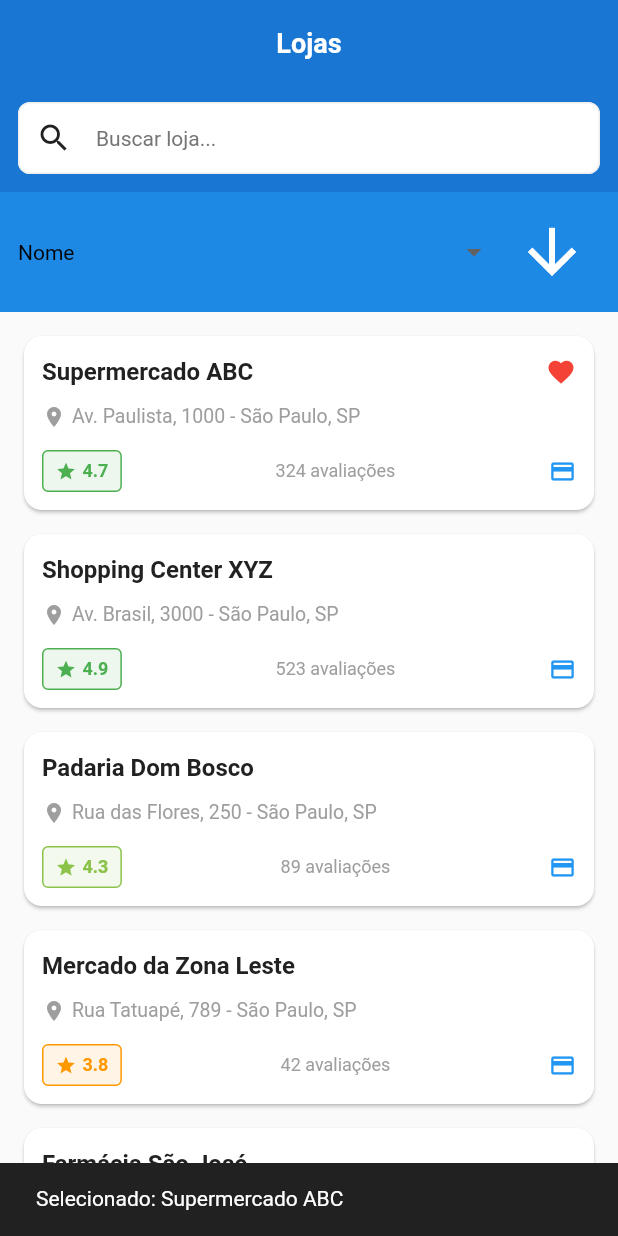
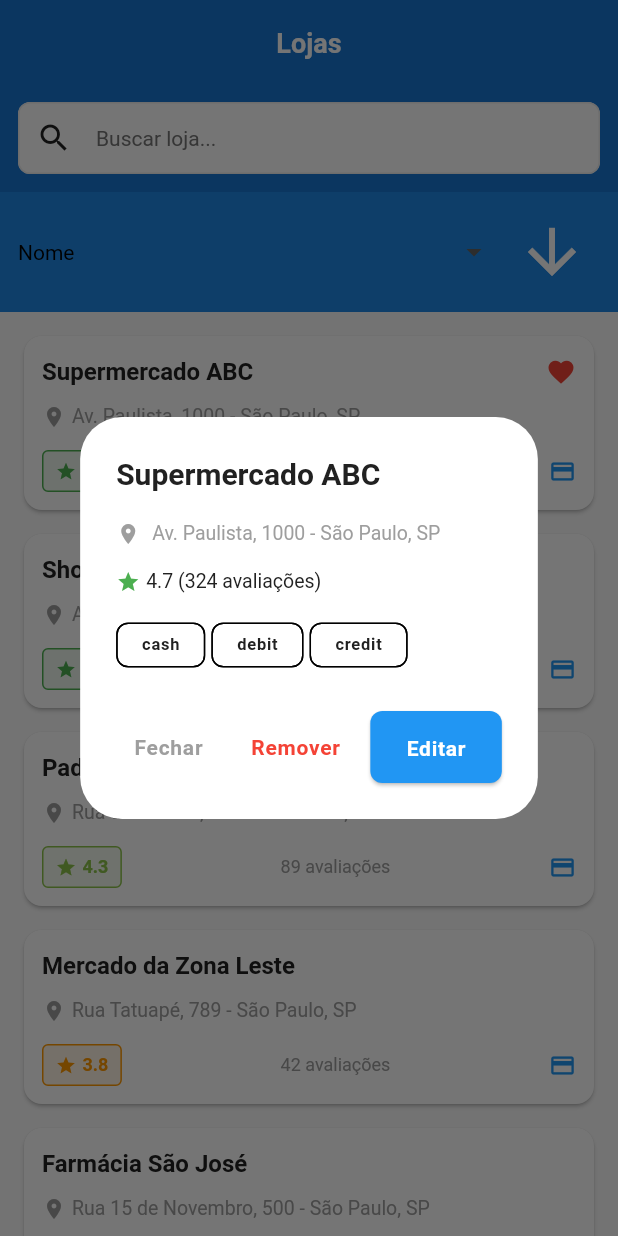
Before and after one commit to gustavofinklerhaas/projeto, a Flutter app: the StoresPage screen opened directly, after a tap on the "arrow upward" icon, after a tap on "Supermercado ABC", on a phone screen of 412 x 824 dp. Run offline on Flutter 3.47's test engine with Material 3 defaults, Android fonts, the phone set to English and light mode, and no system bars; our stand-ins replace get_it, shared_preferences; missing offline and left inert: flutter_application_1; accounts and stored records are empty; statements that could not run were skipped.

Commit message:
feat(Prompt9): implementar diálogo de ações para seleção de lojas
- Criado store_actions_dialog.dart com 3 botões: EDITAR, REMOVER, FECHAR
  - Diálogo não-dismissable (barrierDismissible: false)
  - Exibe informações detalhadas da loja (nome, endereço, rating, pagamentos)
  - Método estático .show() para facilitar uso
  - Cores: Fechar (cinza), Remover (vermelho), Editar (azul)

- Criado store_remove_confirmation_dialog.dart
  - Diálogo de confirmação com aviso visual
  - Botões: Cancelar (cinza), Remover (vermelho)
  - Não-dismissable
  - Mensagem clara sobre irreversibilidade

- Atualizado stores_page.dart
  - Método _showStoreActionsDialog(Store) para abrir diálogo
  - Handler _handleEditStore(Store) - delegado para Prompt 10
  - Handler _handleRemoveStore(Store) - abre confirmação
  - Método _confirmRemoveStore(Store) - remove da lista local
  - Integrado ao ListView via StoreListItem.onTap
  - SnackBar feedback para cada ação
  - TODO: Persistência em DAO (Prompt 10+)

Conformidade:
- Diálogos não-dismissable conforme requisito
- Textos em português
- Cores semânticas (vermelho=perigo, azul=ação primária)
- Separação clara de responsabilidades
- Handlers preparados para próximos prompts

```diff
--- /dev/null
+++ b/lib/src/features/store/presentation/dialogs/store_actions_dialog.dart
@@ -0,0 +1,147 @@
+import 'package:flutter/material.dart';
+import 'package:shopping_list/src/core/domain/entities/store.dart';
+
+/// Diálogo de ações para um item de loja selecionado
+///
+/// Apresenta três opções: EDITAR, REMOVER, FECHAR
+/// Não é dismissável ao tocar fora (barrierDismissible: false)
+class StoreActionsDialog extends StatelessWidget {
+  final Store store;
+  final VoidCallback onEdit;
+  final VoidCallback onRemove;
+
+  const StoreActionsDialog({
+    Key? key,
+    required this.store,
+    required this.onEdit,
+    required this.onRemove,
+  }) : super(key: key);
+
+  /// Abre o diálogo de ações para uma loja
+  static Future<void> show(
+    BuildContext context, {
+    required Store store,
+    required VoidCallback onEdit,
+    required VoidCallback onRemove,
+  }) {
+    return showDialog(
+      context: context,
+      barrierDismissible: false, // Não fecha ao tocar fora
+      builder: (context) => StoreActionsDialog(
+        store: store,
+        onEdit: onEdit,
+        onRemove: onRemove,
+      ),
+    );
+  }
+
+  @override
+  Widget build(BuildContext context) {
+    return AlertDialog(
+      title: Text(
+        store.name,
+        style: const TextStyle(fontWeight: FontWeight.bold),
+      ),
+      content: Column(
+        mainAxisSize: MainAxisSize.min,
+        crossAxisAlignment: CrossAxisAlignment.start,
+        children: [
+          // Endereço
+          Row(
+            children: [
+              const Icon(Icons.location_on, size: 16, color: Colors.grey),
+              const SizedBox(width: 8),
+              Expanded(
+                child: Text(
+                  store.address,
+                  style: const TextStyle(fontSize: 13, color: Colors.grey),
+                  maxLines: 2,
+                  overflow: TextOverflow.ellipsis,
+                ),
+              ),
+            ],
+          ),
+          const SizedBox(height: 12),
+
+          // Rating e Reviews
+          Row(
+            children: [
+              Icon(
+                Icons.star,
+                size: 16,
+                color: _getRatingColor(store.averageRating),
+              ),
+              const SizedBox(width: 4),
+              Text(
+                '${store.averageRating?.toStringAsFixed(1) ?? "N/A"} '
+                '(${store.reviewCount} avaliações)',
+                style: const TextStyle(fontSize: 13),
+              ),
+            ],
+          ),
+          const SizedBox(height: 12),
+
+          // Métodos de pagamento
+          Wrap(
+            spacing: 4,
+            children: store.acceptedPaymentMethods
+                .map((method) => Chip(
+                      label: Text(
+                        method,
+                        style: const TextStyle(fontSize: 11),
+                      ),
+                      visualDensity: VisualDensity.compact,
+                    ))
+                .toList(),
+          ),
+        ],
+      ),
+      actions: [
+        // Botão FECHAR
+        TextButton(
+          onPressed: () {
+            Navigator.of(context).pop();
+          },
+          child: const Text(
+            'Fechar',
+            style: TextStyle(color: Colors.grey),
+          ),
+        ),
+
+        // Botão REMOVER (com cor de aviso)
+        TextButton(
+          onPressed: () {
+            Navigator.of(context).pop();
+            onRemove();
+          },
+          child: const Text(
+            'Remover',
+            style: TextStyle(color: Colors.red),
+          ),
+        ),
+
+        // Botão EDITAR (com destaque)
+        ElevatedButton(
+          style: ElevatedButton.styleFrom(
+            backgroundColor: Colors.blue,
+            foregroundColor: Colors.white,
+          ),
+          onPressed: () {
+            Navigator.of(context).pop();
+            onEdit();
+          },
+          child: const Text('Editar'),
+        ),
+      ],
+    );
+  }
+
+  /// Retorna cor baseada no rating
+  Color _getRatingColor(double? rating) {
+    if (rating == null) return Colors.grey;
+    if (rating >= 4.5) return Colors.green;
+    if (rating >= 4.0) return Colors.lightGreen;
+    if (rating >= 3.0) return Colors.orange;
+    return Colors.red;
+  }
+}
--- a/lib/src/features/store/presentation/pages/stores_page.dart
+++ b/lib/src/features/store/presentation/pages/stores_page.dart
@@ -1,6 +1,8 @@
 import 'package:flutter/material.dart';
 import 'package:shopping_list/src/core/domain/entities/store.dart';
 import 'package:shopping_list/src/features/store/presentation/widgets/store_list_item.dart';
+import 'package:shopping_list/src/features/store/presentation/dialogs/store_actions_dialog.dart';
+import 'package:shopping_list/src/features/store/presentation/dialogs/store_remove_confirmation_dialog.dart';
 
 /// Página de listagem de lojas
 ///
@@ -142,6 +144,64 @@ class _StoresPageState extends State<StoresPage> {
       ScaffoldMessenger.of(context).showSnackBar(
         SnackBar(
           content: Text(_errorMessage ?? ''),
+          backgroundColor: Colors.red,
+        ),
+      );
+    }
+  }
+
+  /// Abre o diálogo de ações para uma loja selecionada
+  void _showStoreActionsDialog(Store store) {
+    StoreActionsDialog.show(
+      context,
+      store: store,
+      onEdit: () => _handleEditStore(store),
+      onRemove: () => _handleRemoveStore(store),
+    );
+  }
+
+  /// Handler para edição de loja
+  /// Em Prompt 10, este irá abrir um formulário de edição
+  void _handleEditStore(Store store) {
+    ScaffoldMessenger.of(context).showSnackBar(
+      SnackBar(
+        content: Text('Editar: ${store.name}'),
+        duration: const Duration(seconds: 2),
+        backgroundColor: Colors.blue,
+      ),
+    );
+    // TODO: Prompt 10 - Abrir formulário de edição
+  }
+
+  /// Handler para remoção de loja
+  /// Abre diálogo de confirmação
+  void _handleRemoveStore(Store store) {
+    StoreRemoveConfirmationDialog.show(
+      context,
+      store: store,
+      onConfirm: () => _confirmRemoveStore(store),
+    );
+  }
+
+  /// Confirma e executa a remoção de uma loja
+  void _confirmRemoveStore(Store store) {
+    try {
+      setState(() {
+        _stores.removeWhere((s) => s.id == store.id);
+      });
+
+      ScaffoldMessenger.of(context).showSnackBar(
+        SnackBar(
+          content: Text('${store.name} removida com sucesso'),
+          duration: const Duration(seconds: 2),
+          backgroundColor: Colors.green,
+        ),
+      );
+      // TODO: Em produção, persistir no DAO
+    } catch (e) {
+      ScaffoldMessenger.of(context).showSnackBar(
+        SnackBar(
+          content: Text('Erro ao remover loja: $e'),
           backgroundColor: Colors.red,
         ),
       );
@@ -368,13 +428,7 @@ class _StoresPageState extends State<StoresPage> {
         return StoreListItem(
           store: store,
           onTap: () {
-            // Será implementado no Prompt 9 (seleção e diálogo)
-            ScaffoldMessenger.of(context).showSnackBar(
-              SnackBar(
-                content: Text('Selecionado: ${store.name}'),
-                duration: const Duration(seconds: 1),
-              ),
-            );
+            _showStoreActionsDialog(store);
           },
         );
       },
```
Also changed, not shown: lib/src/features/store/presentation/dialogs/store_remove_confirmation_dialog.dart (added, +100 -0 lines).
